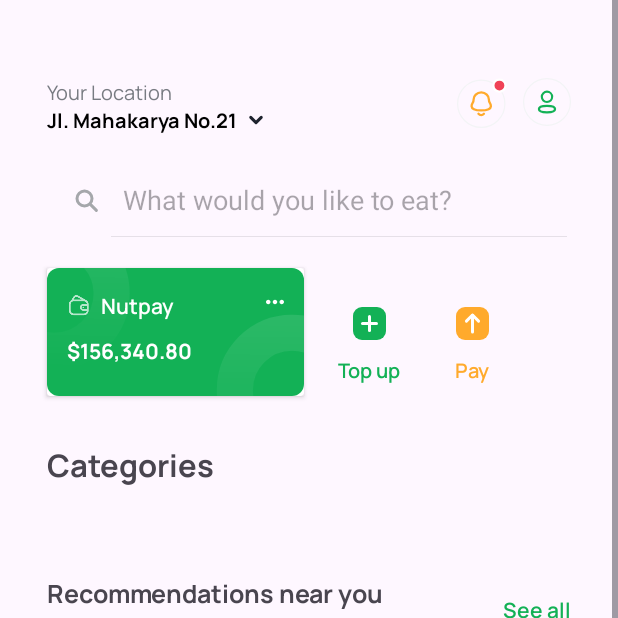
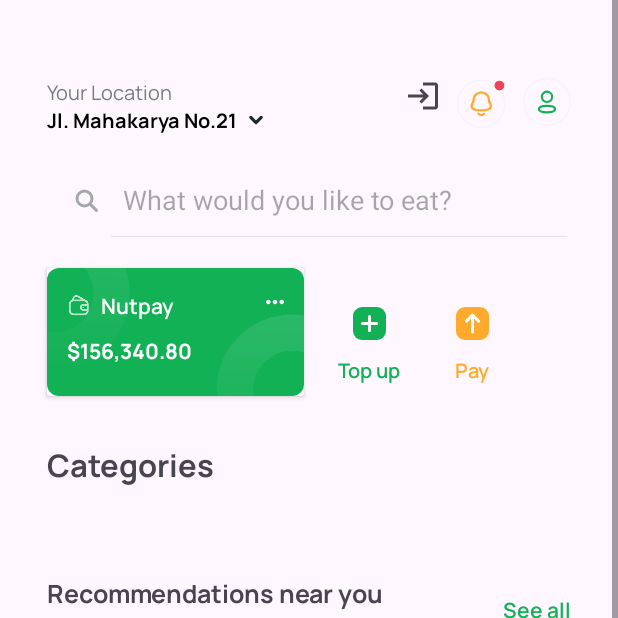
Before and after one commit to buddhdev-jay/Android_UI_Design, an Android app: the HomeScreenActivity screen opened directly, with no data from a screen before it, on a phone screen of 412 x 824 dp, the top half of it. Run offline under Robolectric (Android 15) with nearby library versions, the phone set to English and light mode, and no system bars; our stand-ins replace data binding, sdp/ssp sizes; libraries missing offline, so code that uses them is left out: androidx.databinding.library; 5 statements that could not run were skipped.

Commit message:
Control Flow Completed

```diff
--- a/app/src/main/java/com/example/androiduidesign/authencation/NewPasswordActivity.kt
+++ b/app/src/main/java/com/example/androiduidesign/authencation/NewPasswordActivity.kt
@@ -30,7 +30,6 @@ class NewPasswordActivity : AppCompatActivity(), View.OnClickListener {
         binding = DataBindingUtil.setContentView(this, R.layout.activity_new_password)
         setSpannableText()
         binding.onClickHandler = this@NewPasswordActivity
-        window.setFlags(WindowManager.LayoutParams.FLAG_LAYOUT_NO_LIMITS, WindowManager.LayoutParams.FLAG_LAYOUT_NO_LIMITS)
     }
 
     private fun setSpannableText() {
--- a/app/src/main/java/com/example/androiduidesign/utils/Constants.kt
+++ b/app/src/main/java/com/example/androiduidesign/utils/Constants.kt
@@ -8,8 +8,13 @@ const val  ZERO = 0
 const val  TWENTYSIX = 26
 const val NINETEEN =19
 const val  TWENTY = 20
+const val TWENTYFIVE = 25
+const val THIRTEEN = 13
 const val THIRTYTHREE = 33
 const val TWOTHOUSAND = 2000
+const val ONETHOUSAND = 1000
+const val SIXTHOUSAND = 6000
+const val SIXTY = 60
 const val TEN = 10
 const val POST = "POST"
 const val BASE_URL = "https://reqres.in/api/"
@@ -20,3 +25,6 @@ const val PASSWORD = "password"
 const val API_RESPONSE_LOG = "API Response"
 const val REQRES_LOGIN_URL = "/api/login"
 const val REQRES_SIGNUP_URL = "/api/register"
+const val SHAREDPREF_NAME= "sharedPref"
+const val SPLASHSCREEN_STATE = "SplashScreen_State"
+const val LOGIN_STATE = "Login_State"
--- a/app/src/main/java/com/example/androiduidesign/utils/RetrofitObject.kt
+++ b/app/src/main/java/com/example/androiduidesign/utils/RetrofitObject.kt
@@ -7,7 +7,5 @@ import retrofit2.Retrofit
 import retrofit2.converter.gson.GsonConverterFactory
 
 object RetrofitObject {
-
     val retrofitClient = ApiInterface.create()
-
 }
--- /dev/null
+++ b/app/src/main/res/drawable/logout.xml
@@ -0,0 +1,10 @@
+<vector xmlns:android="http://schemas.android.com/apk/res/android"
+    android:width="24dp"
+    android:height="24dp"
+    android:viewportWidth="24"
+    android:viewportHeight="24"
+    android:tint="?attr/colorControlNormal">
+  <path
+      android:fillColor="@android:color/white"
+      android:pathData="M11,7L9.6,8.4l2.6,2.6H2v2h10.2l-2.6,2.6L11,17l5,-5L11,7zM20,19h-8v2h8c1.1,0 2,-0.9 2,-2V5c0,-1.1 -0.9,-2 -2,-2h-8v2h8V19z"/>
+</vector>
--- a/app/src/main/res/layout/activity_home_screen.xml
+++ b/app/src/main/res/layout/activity_home_screen.xml
@@ -50,6 +50,15 @@
                 app:layout_constraintStart_toStartOf="@id/text_view_location_label_home_screen"
                 app:layout_constraintTop_toBottomOf="@id/text_view_location_label_home_screen" />
 
+            <androidx.appcompat.widget.AppCompatImageView
+                android:id="@+id/img_view_log_out"
+                android:layout_width="wrap_content"
+                android:layout_height="wrap_content"
+                android:layout_marginEnd="@dimen/_8sdp"
+                android:src="@drawable/logout"
+                android:onClick="@{onClickHandler::onClick}"
+                app:layout_constraintEnd_toStartOf="@id/img_view_notification"
+                app:layout_constraintTop_toTopOf="@id/text_view_location_label_home_screen" />
             <androidx.appcompat.widget.AppCompatImageView
                 android:id="@+id/img_view_notification"
                 android:layout_width="wrap_content"
--- a/app/src/main/res/layout/activity_signup.xml
+++ b/app/src/main/res/layout/activity_signup.xml
@@ -270,6 +270,7 @@
                 android:text="@string/terms_and_condtion_text_checkbox"
                 android:textColor="@color/grey"
                 android:textSize="@dimen/_10ssp"
+                android:checked="@{viewModel.termsAndCondtionCheck}"
                 app:layout_constraintStart_toStartOf="parent"
                 app:layout_constraintTop_toBottomOf="@id/edi_txt_signup_phone_number" />
             <ProgressBar
--- a/app/src/main/res/values/strings.xml
+++ b/app/src/main/res/values/strings.xml
@@ -57,9 +57,11 @@
     <string name="toast_text_send_code">Send Code Button Clicked</string>
     <string name="textview_text_verfication_header">Verification code</string>
     <string name="textview_text_verfication_tag_line">Please check your phone. We have to sent the code verification to your mobile number.</string>
+    <string name="textview_text_verfication_tag_line_email">Please check your Email. We have to sent the code verification to your Email.</string>
     <string name="textview_text_resend_code_timer">Resend code in 00:56</string>
     <string name="brn_text_verify">Verify</string>
     <string name="text_view_text_update_number">Wrong phone number? Update number</string>
+    <string name="text_view_text_update_email">Wrong email? Update email</string>
     <string name="toast_enter_otp">Enter OTP</string>
     <string name="toast_verfication_button_tapped">You are Verified Change Password</string>
     <string name="text_resend_code">Resend Code in %s</string>
@@ -117,6 +119,7 @@
     <string name="text_change_password_clicked">Change Password Button Clicked</string>
     <string name="text_password_confirm_password_not_equal">Password and Confirm Password is not equal</string>
     <string name="text_request_again">Please Request Again for OTP</string>
+    <string name="terms_and_condition_not_checked">Please Agree Terms and Condition</string>
     <string-array name="countryCodes">
         <item>+93</item>
         <item>+355</item>
```
Also changed, not shown: app/src/main/java/com/example/androiduidesign/SplashScreenActivity.kt (+24 -6 lines), app/src/main/java/com/example/androiduidesign/authencation/ForgetPasswordActivity.kt (+8 -2 lines), app/src/main/java/com/example/androiduidesign/authencation/SignInActivity.kt (+12 -3 lines), app/src/main/java/com/example/androiduidesign/authencation/SignupActivity.kt (+4 -4 lines), app/src/main/java/com/example/androiduidesign/authencation/SignupViewModel.kt (+17 -12 lines), app/src/main/java/com/example/androiduidesign/authencation/VerficationScreenActivity.kt (+39 -17 lines), app/src/main/java/com/example/androiduidesign/dashboard/HomeScreenActivity.kt (+10 -0 lines).
